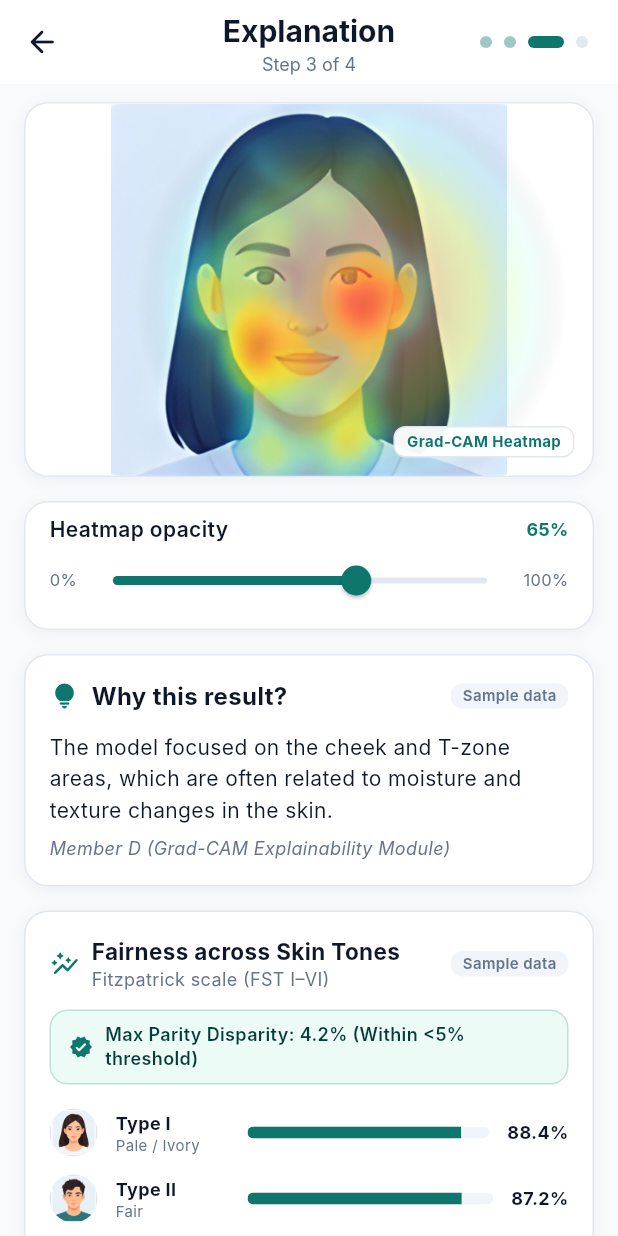
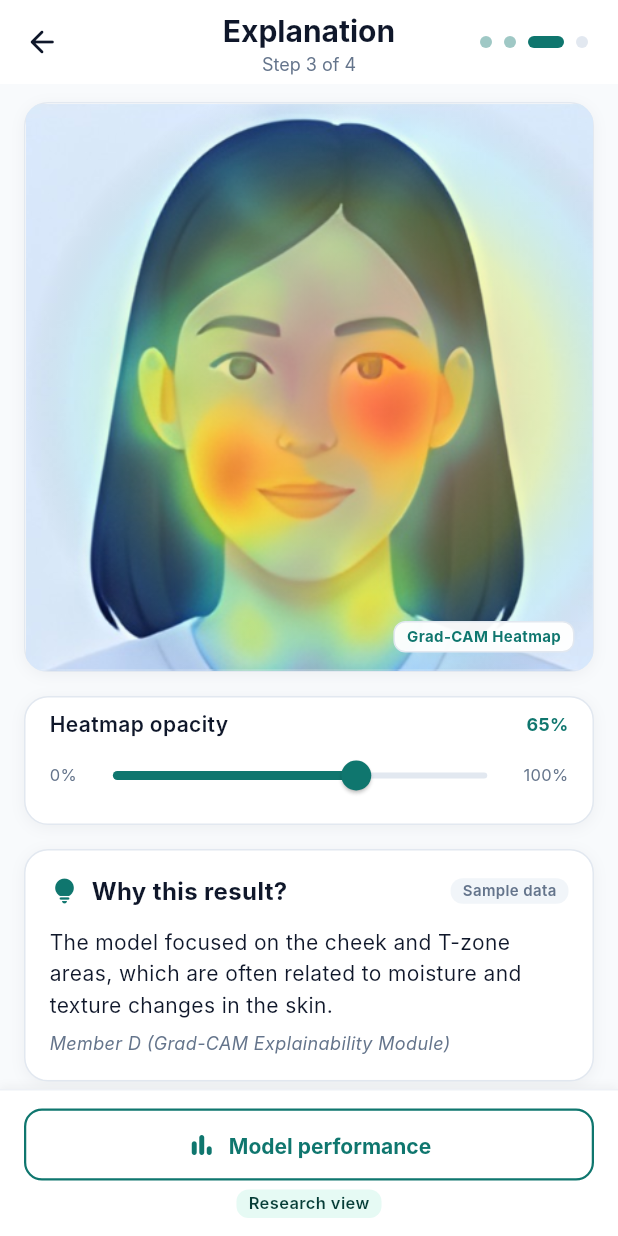
Before and after one commit to Chanuka001/Fairscope_research, a Flutter app: the ExplainScreen screen opened directly, on a phone screen of 412 x 824 dp. Run offline on Flutter 3.47's test engine with Material 3 defaults, Android fonts, the phone set to English and light mode, and no system bars; our stand-ins replace flutter_riverpod; missing offline and left inert: tflite_flutter; Roboto replaces fonts that are missing (Inter).

Commit message:
style(result,explain): make image containers 1:1 square and fix bottom action bars

```diff
--- a/app/lib/features/analyse/explain/explain_screen.dart
+++ b/app/lib/features/analyse/explain/explain_screen.dart
@@ -86,15 +86,19 @@ class _ExplainScreenState extends ConsumerState<ExplainScreen> {
         ],
       ),
       body: SafeArea(
+        child: Column(
+          children: [
+            Expanded(
               child: SingleChildScrollView(
                 padding: const EdgeInsets.symmetric(horizontal: AppSpacing.screenPadding, vertical: AppSpacing.s12),
                 child: Column(
                   crossAxisAlignment: CrossAxisAlignment.start,
                   children: [
-              // Heatmap visualizer container with face avatar
-              Container(
+                    // Heatmap visualizer container with face avatar (1:1 Square)
+                    AspectRatio(
+                      aspectRatio: 1.0,
+                      child: Container(
                         width: double.infinity,
-                height: 250.0,
                         decoration: BoxDecoration(
                           color: AppColors.surface,
                           borderRadius: BorderRadius.circular(AppRadii.large),
@@ -104,14 +108,15 @@ class _ExplainScreenState extends ConsumerState<ExplainScreen> {
                         clipBehavior: Clip.antiAlias,
                         child: Stack(
                           alignment: Alignment.center,
+                          fit: StackFit.expand,
                           children: [
                             selectedCapture != null && selectedCapture.imageBytes.isNotEmpty
                                 ? Image.memory(
                                     selectedCapture.imageBytes,
-                            fit: BoxFit.contain,
+                                    fit: BoxFit.cover,
                                     errorBuilder: (_, _, _) => Image.asset(
                                       'assets/images/avatas/explane-image.png',
-                              fit: BoxFit.contain,
+                                      fit: BoxFit.cover,
                                       errorBuilder: (_, _, _) => const Icon(
                                         Icons.face_rounded,
                                         size: 96.0,
@@ -121,10 +126,10 @@ class _ExplainScreenState extends ConsumerState<ExplainScreen> {
                                   )
                                 : Image.asset(
                                     'assets/images/avatas/explane-image.png',
-                            fit: BoxFit.contain,
+                                    fit: BoxFit.cover,
                                     errorBuilder: (_, _, _) => Image.asset(
                                       'assets/images/avatas/user_avatar_type_II.png',
-                              fit: BoxFit.contain,
+                                      fit: BoxFit.cover,
                                       errorBuilder: (_, _, _) => const Icon(
                                         Icons.face_rounded,
                                         size: 96.0,
@@ -173,6 +178,7 @@ class _ExplainScreenState extends ConsumerState<ExplainScreen> {
                               ),
                             ),
                           ],
+                        ),
                       ),
                     ),
                     const SizedBox(height: AppSpacing.s16),
@@ -478,9 +484,36 @@ class _ExplainScreenState extends ConsumerState<ExplainScreen> {
                 ),
               ),
 
-              const SizedBox(height: AppSpacing.s20),
+              const SizedBox(height: AppSpacing.s16),
+            ],
+          ),
+        ),
+      ),
 
-              // Model Performance Button
+      // Fixed Bottom Action Bar
+      Container(
+        padding: const EdgeInsets.fromLTRB(
+          AppSpacing.screenPadding,
+          AppSpacing.s12,
+          AppSpacing.screenPadding,
+          AppSpacing.s12,
+        ),
+        decoration: BoxDecoration(
+          color: AppColors.surface,
+          border: Border(
+            top: BorderSide(color: AppColors.border.withValues(alpha: 0.6)),
+          ),
+          boxShadow: [
+            BoxShadow(
+              color: Colors.black.withValues(alpha: 0.04),
+              offset: const Offset(0, -2),
+              blurRadius: 4,
+            ),
+          ],
+        ),
+        child: Column(
+          mainAxisSize: MainAxisSize.min,
+          children: [
             OutlinedButton(
               style: OutlinedButton.styleFrom(
                 minimumSize: const Size.fromHeight(48.0),
@@ -507,7 +540,7 @@ class _ExplainScreenState extends ConsumerState<ExplainScreen> {
                 ],
               ),
             ),
-              const SizedBox(height: AppSpacing.s8),
+            const SizedBox(height: 6.0),
             Center(
               child: Container(
                 padding: const EdgeInsets.symmetric(horizontal: AppSpacing.s8, vertical: 2.0),
@@ -528,6 +561,8 @@ class _ExplainScreenState extends ConsumerState<ExplainScreen> {
           ],
         ),
       ),
+    ],
+  ),
 ),
     );
   }
```
Also changed, not shown: app/lib/features/analyse/result/result_screen.dart (+34 -11 lines). Lines whose indentation alone changed are shown as unchanged.
